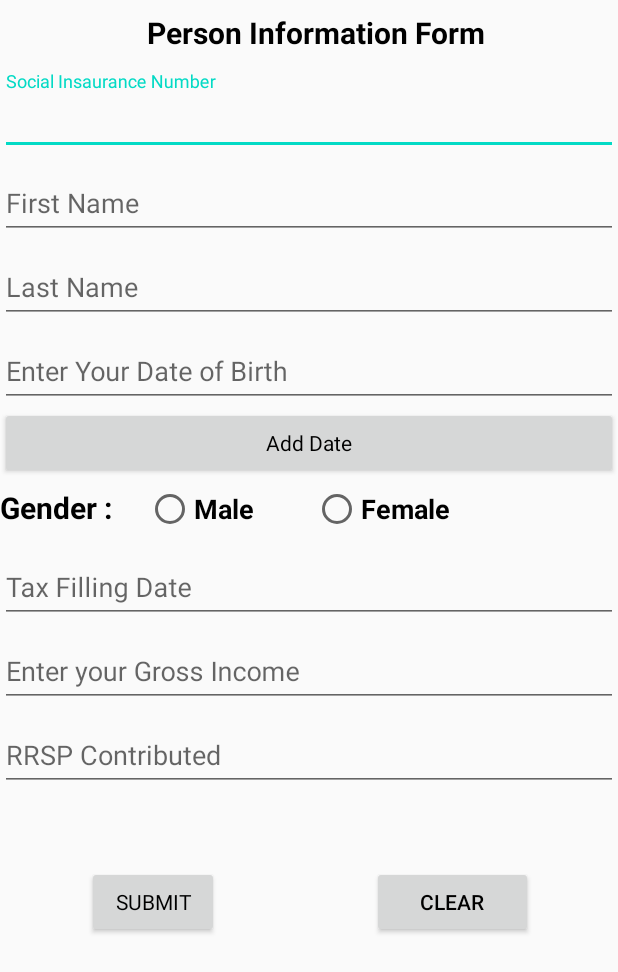
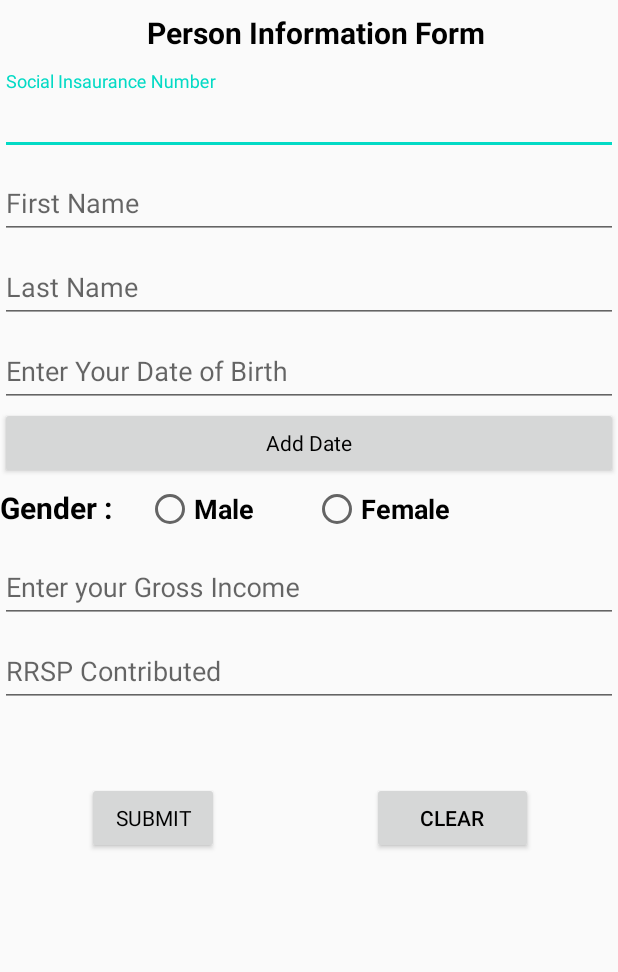
Before and after one commit to kamal777682/C0777682_W2020_MAD3125_MidTerm, an Android app: the layout activity_main.xml on its own in the app's theme, with its tools: preview values and no code run, on a phone screen of 412 x 824 dp. Shown: the top 972 px of the screen. Run offline under Robolectric (Android 15) with nearby library versions, the phone set to English and light mode, and no system bars.

Commit message:
changes in main

```diff
--- a/app/src/main/res/layout/activity_main.xml
+++ b/app/src/main/res/layout/activity_main.xml
@@ -128,24 +128,6 @@
 
     <com.google.android.material.textfield.TextInputLayout
         android:layout_width="match_parent"
-        android:layout_height="wrap_content"
-        app:endIconDrawable="@drawable/ic_action_date">
-
-        <com.google.android.material.textfield.TextInputEditText
-            android:id="@+id/txtTaxDate"
-            android:layout_width="match_parent"
-            android:layout_height="match_parent"
-
-            android:hint="@string/tax_filling_date"
-            android:lines="1">`
-
-        </com.google.android.material.textfield.TextInputEditText>
-
-
-    </com.google.android.material.textfield.TextInputLayout>
-
-    <com.google.android.material.textfield.TextInputLayout
-        android:layout_width="match_parent"
         android:layout_height="wrap_content">
 
         <com.google.android.material.textfield.TextInputEditText
```
Also changed, not shown: app/src/main/java/com/kamal/c0777682_w2020_mad3125_midterm/models/CRACustomer.java (+16 -5 lines).
